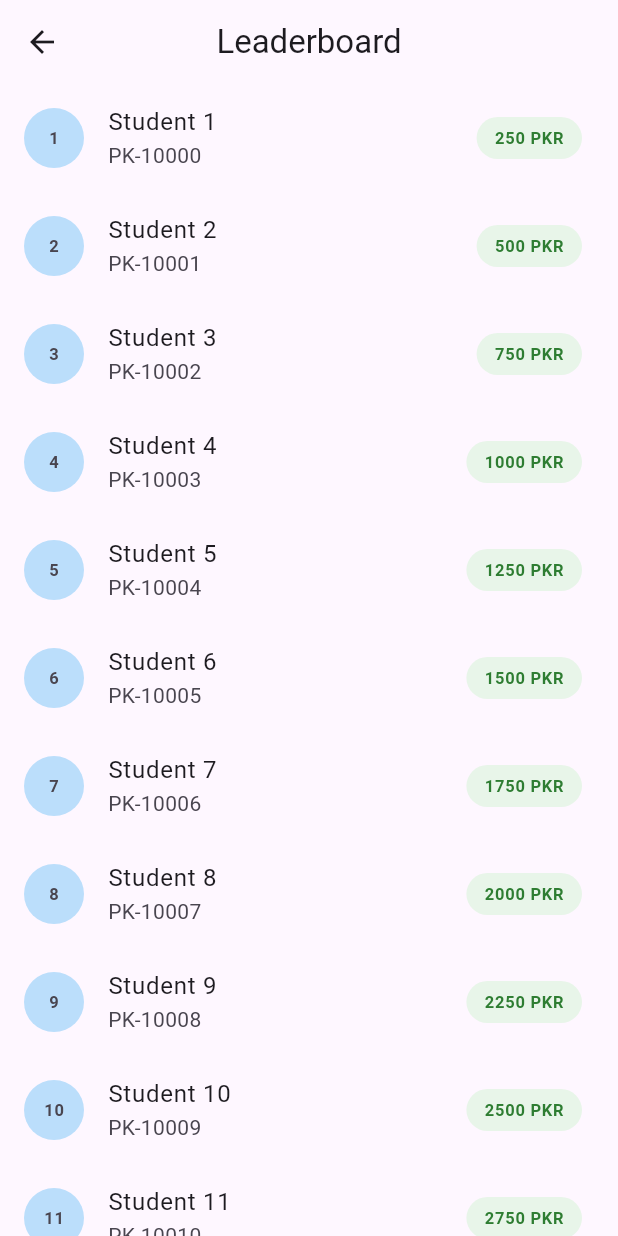
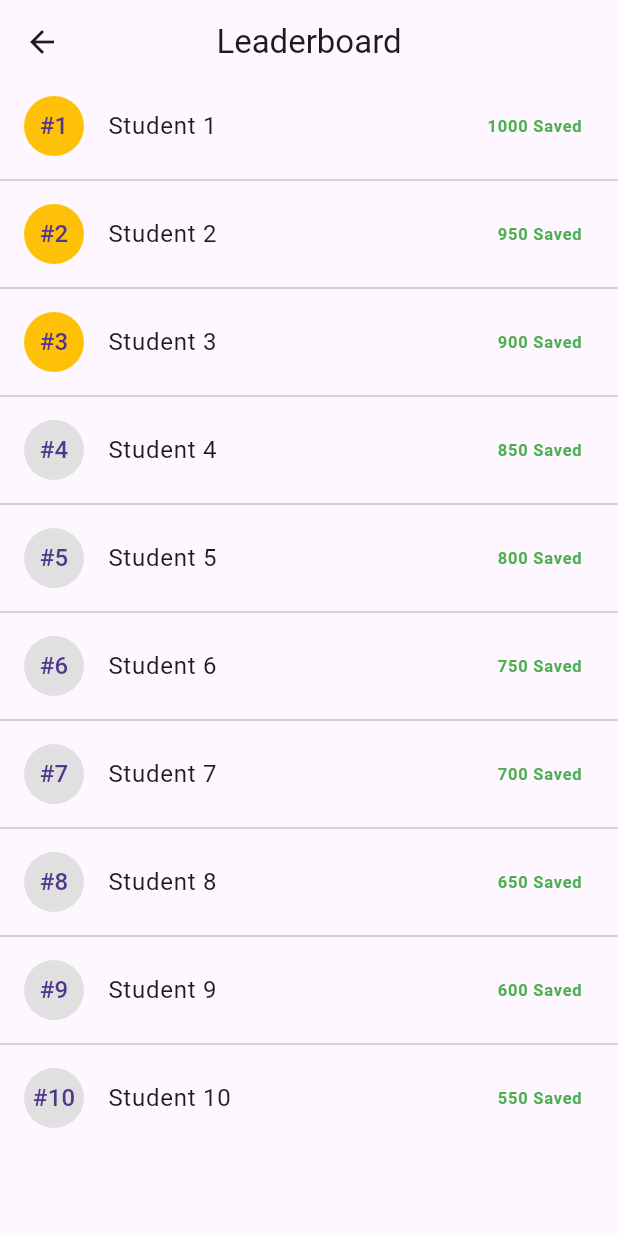
Before and after one commit to AawaizAli/Parchi-Flutter, a Flutter app: the LeaderboardScreen screen opened directly, on a phone screen of 412 x 824 dp. Run offline on Flutter 3.47's test engine with Material 3 defaults, Android fonts, the phone set to English and light mode, and no system bars; network calls fail.

Commit message:
Refactor:Leaboard Screen updated

```diff
--- a/parchi_student_app/lib/leaderboard_screen.dart
+++ b/parchi_student_app/lib/leaderboard_screen.dart
@@ -1,49 +1,28 @@
-// leaderboard_screen.dart
 import 'package:flutter/material.dart';
 
 class LeaderboardScreen extends StatelessWidget {
+  const LeaderboardScreen({super.key});
+
   @override
   Widget build(BuildContext context) {
     return Scaffold(
       appBar: AppBar(
-        title: Text('Leaderboard'),
+        title: const Text("Leaderboard"),
         centerTitle: true,
       ),
-      body: ListView.builder(
-        itemCount: 20, // Sample data
+      body: ListView.separated(
+        itemCount: 10,
+        separatorBuilder: (ctx, i) => const Divider(),
         itemBuilder: (context, index) {
           return ListTile(
-            leading: Container(
-              width: 40,
-              height: 40,
-              decoration: BoxDecoration(
-                shape: BoxShape.circle,
-                color: Colors.blue[100],
-              ),
-              child: Center(
-                child: Text(
-                  '${index + 1}',
-                  style: TextStyle(
-                    fontWeight: FontWeight.bold,
-                  ),
-                ),
-              ),
+            leading: CircleAvatar(
+              backgroundColor: index < 3 ? Colors.amber : Colors.grey[300],
+              child: Text("#${index + 1}"),
             ),
-            title: Text('Student ${index + 1}'),
-            subtitle: Text('PK-${10000 + index}'),
-            trailing: Container(
-              padding: EdgeInsets.symmetric(horizontal: 12, vertical: 6),
-              decoration: BoxDecoration(
-                color: Colors.green[50],
-                borderRadius: BorderRadius.circular(16),
-              ),
-              child: Text(
-                '${(index + 1) * 250} PKR',
-                style: TextStyle(
-                  color: Colors.green[800],
-                  fontWeight: FontWeight.bold,
-                ),
-              ),
+            title: Text("Student ${index + 1}"),
+            trailing: Text(
+              "${1000 - (index * 50)} Saved",
+              style: const TextStyle(fontWeight: FontWeight.bold, color: Colors.green),
             ),
           );
         },
```
